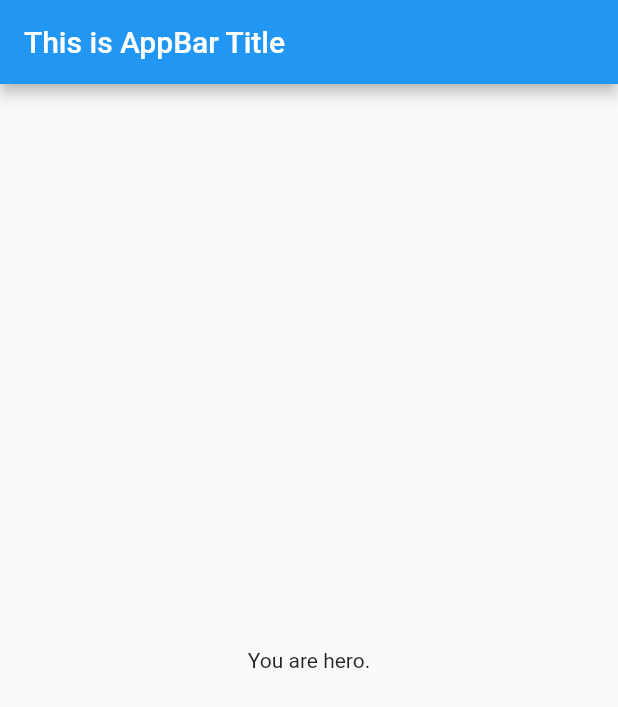
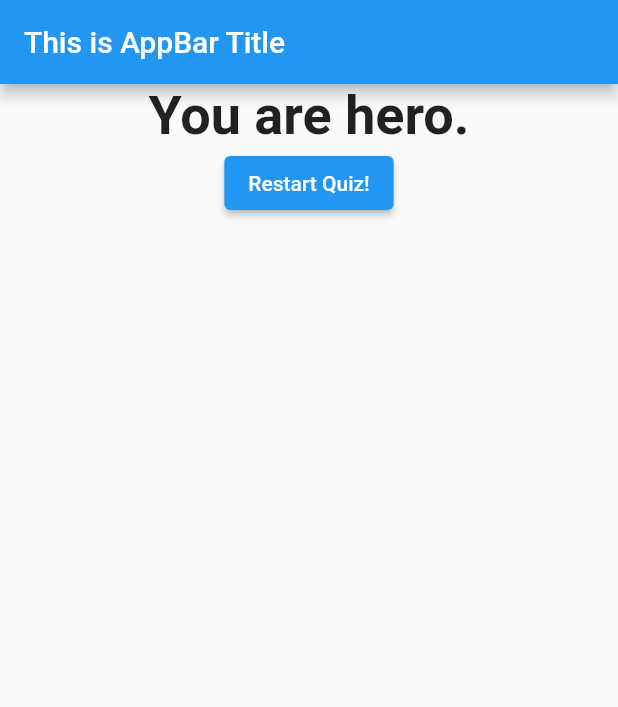
Before and after one commit to gnoparus/flutter_mind102, a Flutter app: the screen it shows after launch, after a tap on "Black", after a tap on "Dog", after a tap on "Sunday", on a phone screen of 412 x 824 dp. Shown: the top 707 px of the screen. Run offline on Flutter 3.47's test engine with Material 2 defaults, Android fonts, the phone set to English and light mode, and no system bars; missing offline and left inert: dart:html.

Commit message:
Add reset quiz feature

```diff
--- a/lib/main.dart
+++ b/lib/main.dart
@@ -61,6 +61,13 @@ class _MyAppState extends State<MyApp> {
     });
   }
 
+  void _resetQuiz() {
+    setState(() {
+      _questionIndex = 0;
+      _totalScore = 0;
+    });
+  }
+
   // This widget is the root of your application.
   @override
   Widget build(BuildContext context) {
@@ -70,7 +77,7 @@ class _MyAppState extends State<MyApp> {
           title: const Text("This is AppBar Title"),
         ),
         body: _questionIndex == _questions.length
-            ? Result(_totalScore)
+            ? Result(_totalScore, _resetQuiz)
             : Quiz(
                 questions: _questions,
                 answerQuestion: _answerQuestion,
--- a/lib/result.dart
+++ b/lib/result.dart
@@ -2,7 +2,9 @@ import 'package:flutter/material.dart';
 
 class Result extends StatelessWidget {
   final int totalScore;
-  const Result(this.totalScore, {Key? key}) : super(key: key);
+  final Function handleReset;
+
+  const Result(this.totalScore, this.handleReset, {Key? key}) : super(key: key);
 
   String get resultPhrase {
     var resultText = "You are normal.";
@@ -25,7 +27,19 @@ class Result extends StatelessWidget {
   @override
   Widget build(BuildContext context) {
     return Center(
-      child: Text(resultPhrase),
+      child: Column(
+        children: [
+          Text(
+            resultPhrase,
+            style: TextStyle(fontSize: 36, fontWeight: FontWeight.bold),
+            textAlign: TextAlign.center,
+          ),
+          ElevatedButton(
+            onPressed: () => {handleReset()},
+            child: const Text("Restart Quiz!"),
+          )
+        ],
+      ),
     );
   }
 }
```
